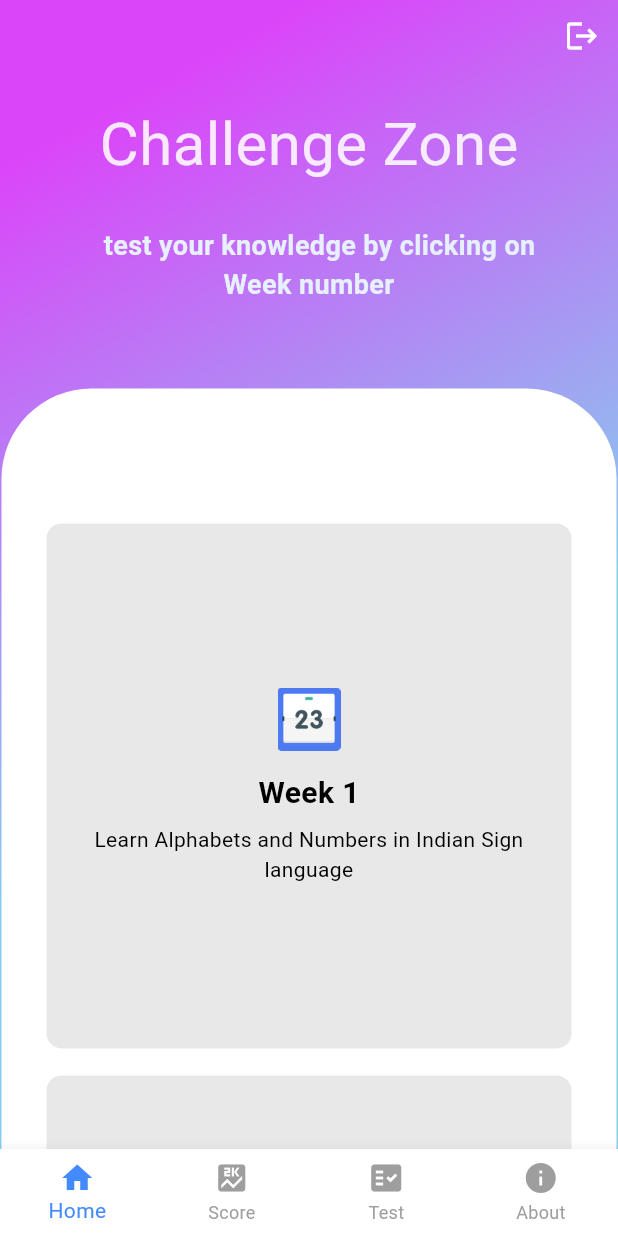
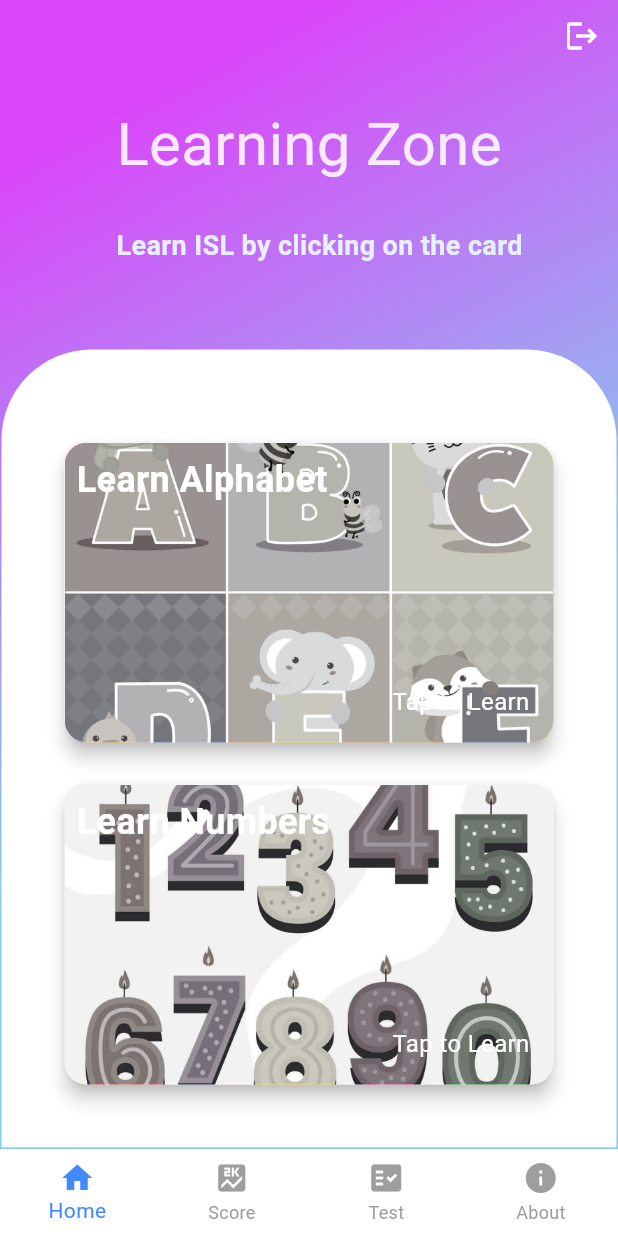
Before and after one commit to modit1802/MAAASign-Your-Guide-To-learn-Indian-Sign-Language, a Flutter app: the screen it shows once a user with an empty profile is signed in, on a phone screen of 412 x 824 dp. Run offline on Flutter 3.47's test engine with Material 3 defaults, Android fonts, the phone set to English and light mode, and no system bars; our stand-ins replace animate_do, cloud_firestore, firebase_auth, firebase_core, firebase_database, fl_chart and 1 more; accounts and stored records are empty.

Commit message:
learning zone

```diff
--- a/lib/Initial_page_1.dart
+++ b/lib/Initial_page_1.dart
@@ -1,4 +1,5 @@
 import 'package:flutter/material.dart';
+import 'package:flutter_login_signup/LearnPage.dart';
 import 'package:flutter_login_signup/home_page.dart';
 
 class InitialPage1 extends StatefulWidget {
@@ -14,7 +15,7 @@ class _InitialPage1State extends State<InitialPage1> {
 
   // Pages for each tab
   final List<Widget> _pages = [
-    HomePage(), // Replace with your actual HomePage
+    LearnPage(), // Replace with your actual HomePage
     HomePage(), // Replace with your ScorePage
     HomePage(), // Replace with your TestPage
     HomePage(), // Replace with your AboutPage
--- /dev/null
+++ b/lib/LearnPage.dart
@@ -0,0 +1,443 @@
+import 'dart:async';
+import 'package:animate_do/animate_do.dart';
+import 'package:cloud_firestore/cloud_firestore.dart';
+import 'package:firebase_database/firebase_database.dart';
+import 'package:flutter/material.dart';
+import 'package:flutter/services.dart';
+import 'package:firebase_auth/firebase_auth.dart';
+import 'package:flutter_login_signup/learnalphabet.dart';
+import 'package:flutter_login_signup/learnnumbers.dart';
+import 'package:lottie/lottie.dart';
+import 'package:flutter_login_signup/login_page.dart'; // Assuming this is the file for LoginPage
+
+class LearnPage extends StatefulWidget {
+  const LearnPage({super.key});
+
+  @override
+  _LearnPageState createState() => _LearnPageState();
+}
+
+class _LearnPageState extends State<LearnPage> {
+  final FirebaseAuth _auth = FirebaseAuth.instance;
+  final FirebaseDatabase _database = FirebaseDatabase.instance;
+  bool _showAnimation = false;
+  User? _currentUser;
+  String username = "";
+  int scoreAlpha = 0;
+  int scoreNumber = 0;
+  int learnalphabet = 0;
+  int learnnumber = 0;
+
+  @override
+  void initState() {
+    super.initState();
+    _fetchScoreFromFirebase();
+    fetchUserName();
+    _currentUser = _auth.currentUser;
+  }
+
+  Future<void> _fetchScoreFromFirebase() async {
+    try {
+      User? user = FirebaseAuth.instance.currentUser;
+      if (user != null) {
+        String uid = user.uid;
+        DocumentSnapshot snapshot =
+            await FirebaseFirestore.instance.collection('users').doc(uid).get();
+
+        if (snapshot.exists) {
+          setState(() {
+            scoreAlpha = snapshot.get('scorealpha') ?? 0;
+            scoreNumber = snapshot.get('scorenumber') ?? 0;
+            learnalphabet = snapshot.get("learnalphabet") ?? 0;
+            learnnumber = snapshot.get('learnnumber') ?? 0;
+          });
+        } else {
+          print("No document found for user.");
+        }
+      }
+    } catch (e) {
+      print("Error fetching scores: $e");
+    }
+  }
+
+  void _logout() async {
+    setState(() {
+      _showAnimation = true;
+    });
+
+    try {
+      await _auth.signOut();
+      Timer(const Duration(seconds: 5), () {
+        setState(() {
+          _showAnimation = false;
+        });
+        Navigator.pushReplacement(
+          context,
+          MaterialPageRoute(builder: (context) => const LoginPage()),
+        );
+      });
+    } catch (e) {
+      print('Logout Error: $e');
+      setState(() {
+        _showAnimation = false;
+      });
+    }
+  }
+
+  Future<void> fetchUserName() async {
+    User? user = FirebaseAuth.instance.currentUser;
+    if (user != null) {
+      DocumentSnapshot userDoc = await FirebaseFirestore.instance
+          .collection('users')
+          .doc(user.uid)
+          .get();
+      setState(() {
+        username = userDoc['name'];
+      });
+    }
+  }
+
+  // Add the pull-to-refresh logic here
+  Future<void> _refreshLearnPage() async {
+    await _fetchScoreFromFirebase(); // Refresh scores when the user pulls down
+  }
+
+  @override
+  Widget build(BuildContext context) {
+    SystemChrome.setSystemUIOverlayStyle(const SystemUiOverlayStyle(
+      statusBarColor: Colors.transparent,
+      statusBarIconBrightness: Brightness.light,
+    ));
+
+    return Scaffold(
+      resizeToAvoidBottomInset: false,
+      body: Stack(
+        children: [
+          _buildBackground(),
+          SafeArea(
+            child: RefreshIndicator(
+              // Add RefreshIndicator
+              onRefresh: _refreshLearnPage, // Trigger refresh logic
+              child: Column(
+                children: [
+                  Row(
+                    mainAxisAlignment: MainAxisAlignment.end,
+                    children: [
+                      IconButton(
+                        icon: const Icon(Icons.logout, color: Colors.white),
+                        onPressed: _logout,
+                      ),
+                    ],
+                  ),
+                  Expanded(
+                    child: SingleChildScrollView(
+                      physics:
+                          const AlwaysScrollableScrollPhysics(), // Ensures pull-to-refresh works
+                      child: Container(
+                        width: double.infinity,
+                        padding: const EdgeInsets.symmetric(horizontal: 1.0),
+                        child: Column(
+                          crossAxisAlignment: CrossAxisAlignment.center,
+                          children: <Widget>[
+                            Padding(
+                              padding: const EdgeInsets.all(20),
+                              child: Column(
+                                crossAxisAlignment: CrossAxisAlignment.center,
+                                children: <Widget>[
+                                  FadeInUp(
+                                    duration:
+                                        const Duration(milliseconds: 1000),
+                                    child: const Row(
+                                      mainAxisAlignment:
+                                          MainAxisAlignment.center,
+                                      children: [
+                                        Text(
+                                          "Learning Zone",
+                                          style: TextStyle(
+                                              color: Color.fromARGB(
+                                                  221, 255, 255, 255),
+                                              fontSize: 40),
+                                        ),
+                                      ],
+                                    ),
+                                  ),
+                                  const SizedBox(height: 10),
+                                  FadeInUp(
+                                    duration:
+                                        const Duration(milliseconds: 1300),
+                                    child: Padding(
+                                      padding: const EdgeInsets.all(16.0),
+                                      child: _currentUser != null
+                                          ? Text(
+                                              " $username  Learn ISL by clicking on the card",
+                                              textAlign: TextAlign.center,
+                                              style: const TextStyle(
+                                                  color: Color.fromARGB(
+                                                      255, 231, 240, 255),
+                                                  fontWeight: FontWeight.bold,
+                                                  fontSize: 18),
+                                            )
+                                          : const SizedBox(),
+                                    ),
+                                  ),
+                                ],
+                              ),
+                            ),
+                            const SizedBox(height: 20),
+                            Container(
+                              decoration: const BoxDecoration(
+                                  color: Colors.white,
+                                  borderRadius: BorderRadius.only(
+                                      topLeft: Radius.circular(60),
+                                      topRight: Radius.circular(60))),
+                              child: Padding(
+                                padding: const EdgeInsets.all(30),
+                                child: Column(
+                                  children: <Widget>[
+                                    const SizedBox(height: 20),
+                                    FadeInUp(
+                                      duration:
+                                          const Duration(milliseconds: 1400),
+                                      child: LearnDashboard(
+                                          learnAlphabetScore: learnalphabet,
+                                          learnNumberScore: learnnumber),
+                                    ),
+                                  ],
+                                ),
+                              ),
+                            ),
+                          ],
+                        ),
+                      ),
+                    ),
+                  ),
+                ],
+              ),
+            ),
+          ),
+          if (_showAnimation) _buildLoadingOverlay(),
+        ],
+      ),
+    );
+  }
+
+  Widget _buildBackground() {
+    return Container(
+      decoration: const BoxDecoration(
+        gradient: LinearGradient(
+          begin: Alignment.topCenter,
+          colors: [
+            Color.fromARGB(255, 219, 69, 249),
+            Color.fromARGB(255, 135, 205, 238),
+          ],
+        ),
+      ),
+    );
+  }
+
+  Widget _buildLoadingOverlay() {
+    return Container(
+      color: Colors.black.withOpacity(0.5),
+      width: double.infinity,
+      height: double.infinity,
+      child: Center(
+        child: Lottie.asset(
+          'assets/loading.json',
+          width: 200,
+          height: 200,
+          fit: BoxFit.contain,
+          alignment: Alignment.center,
+        ),
+      ),
+    );
+  }
+}
+
+class LearnDashboard extends StatefulWidget {
+  final int learnAlphabetScore;
+  final int learnNumberScore; // New parameter for learn number score
+
+  const LearnDashboard(
+      {super.key, required this.learnAlphabetScore, required this.learnNumberScore});
+
+  @override
+  _LearnDashboardState createState() => _LearnDashboardState();
+}
+
+class _LearnDashboardState extends State<LearnDashboard> {
+  @override
+  Widget build(BuildContext context) {
+    return Padding(
+      padding: const EdgeInsets.all(8.0),
+      child: Column(
+        children: [
+          GestureDetector(
+            onTap: () {
+              Navigator.push(
+                context,
+                MaterialPageRoute(builder: (context) => const LearnAlphabet()),
+              ).then((_) {
+                // Refresh the page when user comes back from LearnAlphabet
+                setState(() {});
+              });
+            },
+            child: Card(
+              shape: RoundedRectangleBorder(
+                borderRadius: BorderRadius.circular(15.0),
+              ),
+              elevation: 5,
+              child: Container(
+                height: 200,
+                width: double.infinity,
+                child: Stack(
+                  children: [
+                    Container(
+                      decoration: BoxDecoration(
+                        borderRadius: BorderRadius.circular(15.0),
+                        image: const DecorationImage(
+                          image: AssetImage('images/alphabetcardforlearn.jpg'),
+                          fit: BoxFit.cover,
+                        ),
+                      ),
+                    ),
+                    if (widget.learnAlphabetScore <= 0)
+                      Container(
+                        decoration: BoxDecoration(
+                          borderRadius: BorderRadius.circular(15.0),
+                          color: const Color.fromARGB(255, 0, 0, 0)
+                              .withOpacity(0.95),
+                          backgroundBlendMode: BlendMode.saturation,
+                        ),
+                      ),
+                    if (widget.learnAlphabetScore == 20)
+                      Container(
+                        decoration: BoxDecoration(
+                          borderRadius: BorderRadius.circular(15.0),
+                          color: const Color.fromARGB(255, 0, 255, 8)
+                              .withOpacity(0.7),
+                          backgroundBlendMode: BlendMode.modulate,
+                        ),
+                      ),
+                    const Padding(
+                      padding: EdgeInsets.all(8.0),
+                      child: Column(
+                        crossAxisAlignment: CrossAxisAlignment.start,
+                        children: [
+                          Text(
+                            'Learn Alphabet',
+                            style: TextStyle(
+                              color: Colors.white,
+                              fontSize: 24,
+                              fontWeight: FontWeight.bold,
+                            ),
+                          ),
+                          Spacer(),
+                          Align(
+                            alignment: Alignment.bottomRight,
+                            child: Padding(
+                              padding: EdgeInsets.only(right: 8, bottom: 8),
+                              child: Text(
+                                'Tap to Learn',
+                                style: TextStyle(
+                                  color: Colors.white,
+                                  fontSize: 16,
+                                ),
+                              ),
+                            ),
+                          ),
+                        ],
+                      ),
+                    ),
+                  ],
+                ),
+              ),
+            ),
+          ),
+          const SizedBox(height: 20),
+          GestureDetector(
+            onTap: () {
+              Navigator.push(
+                context,
+                MaterialPageRoute(builder: (context) => const LearnNumbers()),
+              ).then((_) {
+                // Refresh the page when user comes back from LearnNumbers
+                setState(() {});
+              });
+            },
+            child: Card(
+              shape: RoundedRectangleBorder(
+                borderRadius: BorderRadius.circular(15.0),
+              ),
+              elevation: 5,
+              child: Container(
+                height: 200,
+                width: double.infinity,
+                child: Stack(
+                  children: [
+                    Container(
+                      decoration: BoxDecoration(
+                        borderRadius: BorderRadius.circular(15.0),
+                        image: const DecorationImage(
+                          image: AssetImage('images/numbercardforlearn.jpg'),
+                          fit: BoxFit.cover,
+                        ),
+                      ),
+                    ),
+                    if (widget.learnNumberScore <= 0)
+                      Container(
+                        decoration: BoxDecoration(
+                          borderRadius: BorderRadius.circular(15.0),
+                          color: const Color.fromARGB(255, 0, 0, 0)
+                              .withOpacity(0.95),
+                          backgroundBlendMode: BlendMode.saturation,
+                        ),
+                      ),
+                    if (widget.learnNumberScore == 20)
+                      Container(
+                        decoration: BoxDecoration(
+                          borderRadius: BorderRadius.circular(15.0),
+                          color: const Color.fromARGB(255, 0, 255, 8)
+                              .withOpacity(0.7),
+                          backgroundBlendMode: BlendMode.modulate,
+                        ),
+                      ),
+                    const Padding(
+                      padding: EdgeInsets.all(8.0),
+                      child: Column(
+                        crossAxisAlignment: CrossAxisAlignment.start,
+                        children: [
+                          Text(
+                            'Learn Numbers',
+                            style: TextStyle(
+                              color: Colors.white,
+                              fontSize: 24,
+                              fontWeight: FontWeight.bold,
+                            ),
+                          ),
+                          Spacer(),
+                          Align(
+                            alignment: Alignment.bottomRight,
+                            child: Padding(
+                              padding: EdgeInsets.only(right: 8, bottom: 8),
+                              child: Text(
+                                'Tap to Learn',
+                                style: TextStyle(
+                                  color: Colors.white,
+                                  fontSize: 16,
+                                ),
+                              ),
+                            ),
+                          ),
+                        ],
+                      ),
+                    ),
+                  ],
+                ),
+              ),
+            ),
+          ),
+        ],
+      ),
+    );
+  }
+}
--- a/lib/signup_page.dart
+++ b/lib/signup_page.dart
@@ -4,7 +4,7 @@ import 'package:flutter/services.dart';
 import 'package:firebase_auth/firebase_auth.dart';
 import 'package:cloud_firestore/cloud_firestore.dart';
 import 'package:animate_do/animate_do.dart';
-import 'package:flutter_login_signup/home_page.dart';
+import 'package:flutter_login_signup/Initial_page_1.dart';
 import 'package:flutter_login_signup/login_page.dart';
 import 'package:lottie/lottie.dart';
 import 'dart:async';
@@ -75,7 +75,7 @@ class _SignupPageState extends State<SignupPage> {
         });
         Navigator.pushReplacement(
           context,
-          MaterialPageRoute(builder: (context) => const HomePage()),
+          MaterialPageRoute(builder: (context) => const InitialPage1()),
         );
       });
     } catch (e) {
```
Also changed, not shown: lib/learnalphabet.dart (+48 -8 lines), lib/learnnumbers.dart (+68 -11 lines), images/alphabetcardforlearn.jpg (added), images/alphabetsonlearncard.jpg (added), images/numbercardforlearn.jpg (added), pubspec.lock.
